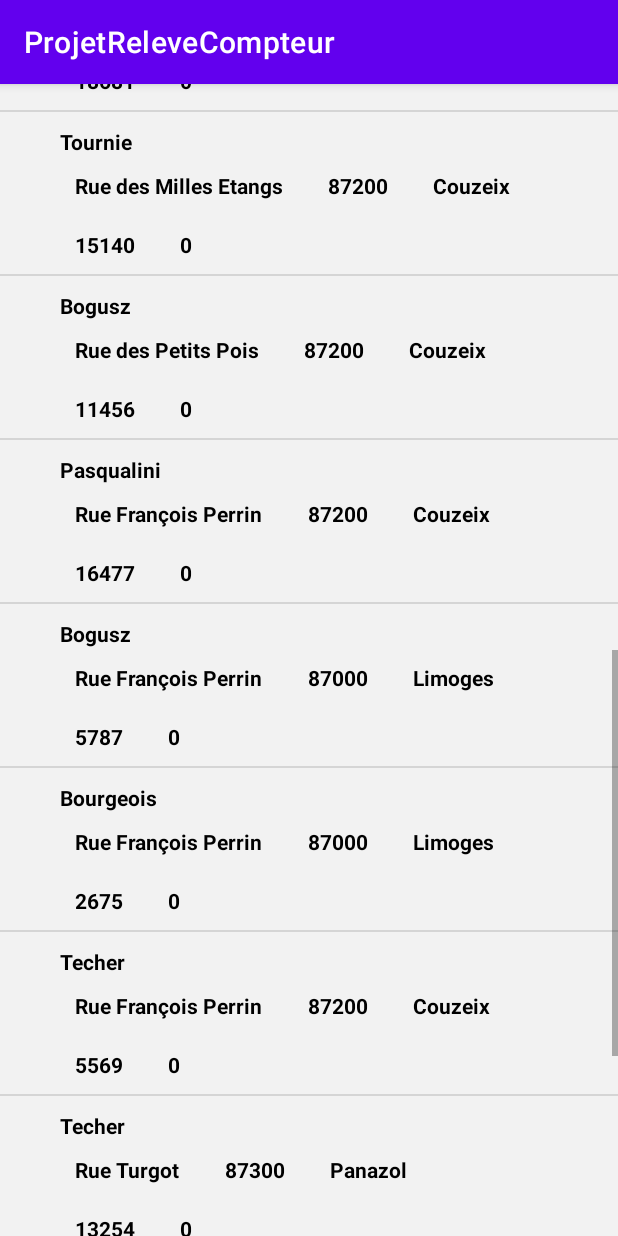
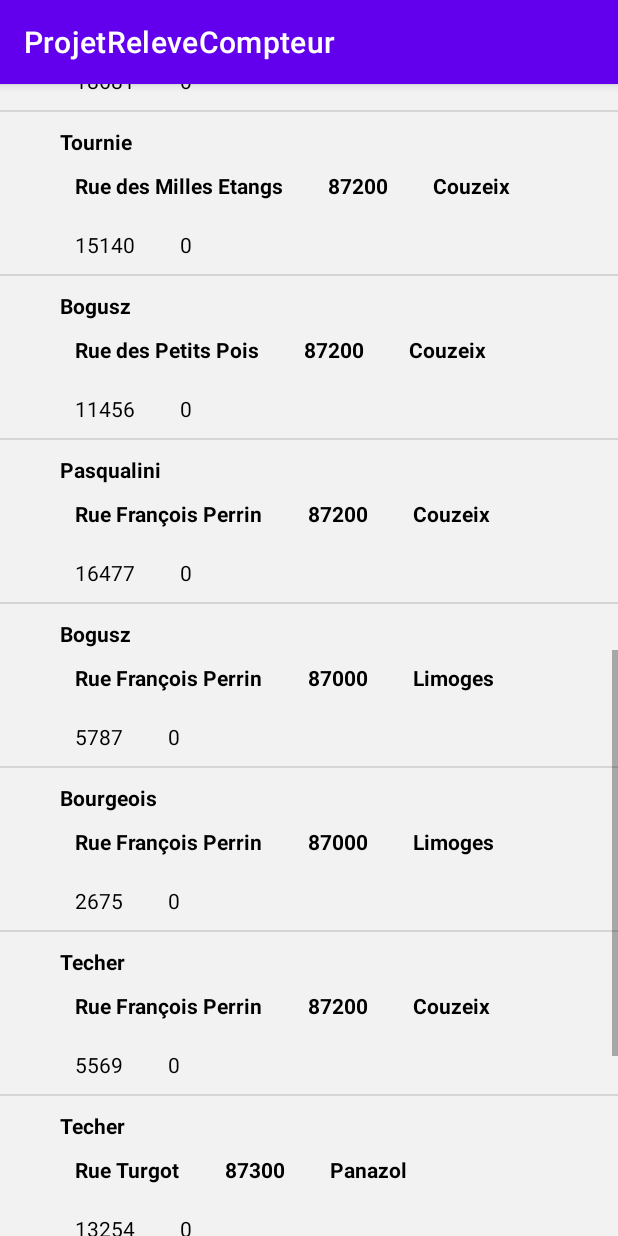
Before and after one commit to kadumont/releveCompteur, an Android app: the ControleurListeCompteur screen opened directly, with no data from a screen before it, scrolled down 1074 dp, on a phone screen of 412 x 824 dp. Run offline under Robolectric (Android 15) with nearby library versions, the phone set to English and light mode, and no system bars.

Commit message:
fin de la partie 2

```diff
--- a/app/src/main/java/com/example/projetrelevecompteur/CompteurArrayAdapter.java
+++ b/app/src/main/java/com/example/projetrelevecompteur/CompteurArrayAdapter.java
@@ -1,6 +1,7 @@
 package com.example.projetrelevecompteur;
 
 import android.content.Context;
+import android.graphics.Typeface;
 import android.view.LayoutInflater;
 import android.view.View;
 import android.view.ViewGroup;
@@ -26,6 +27,7 @@ public class CompteurArrayAdapter extends ArrayAdapter<Compteur> {
                     false);
         }
 
+
             TextView txtNom = (TextView) convertView.findViewById(R.id.txtNom);
             TextView txtRue = (TextView) convertView.findViewById(R.id.txtRue);
             TextView txtCodePostal = (TextView) convertView.findViewById(R.id.txtCodePostal);
@@ -33,13 +35,26 @@ public class CompteurArrayAdapter extends ArrayAdapter<Compteur> {
             TextView txtIndexAncien = (TextView) convertView.findViewById(R.id.txtIndexAncien);
             TextView txtIndexNouveau = (TextView) convertView.findViewById(R.id.txtIndexNouveau);
             TextView txtNomReleveur = (TextView) convertView.findViewById(R.id.txtNomReleveur);
+
             txtNom.setText(compteur.nom);
         txtRue.setText(compteur.rue);
         txtCodePostal.setText(compteur.codePostal);
         txtVille.setText(compteur.ville);
-        txtIndexAncien.setText(compteur.indexAncien+"");
-        txtIndexNouveau.setText(compteur.indexNouveau+"");
+        txtIndexAncien.setText(compteur.indexAncien + "");
+        txtIndexNouveau.setText(compteur.indexNouveau + "");
         txtNomReleveur.setText(compteur.nomReleveur);
+
+        if(compteur.indexNouveau==0) {
+
+            txtNom.setTypeface(null, Typeface.BOLD);
+
+            txtRue.setTypeface(null, Typeface.BOLD);
+
+            txtCodePostal.setTypeface(null, Typeface.BOLD);
+
+            txtVille.setTypeface(null, Typeface.BOLD);
+
+        }
 
         return convertView;
     }
--- a/app/src/main/java/com/example/projetrelevecompteur/CompteurSQLLite.java
+++ b/app/src/main/java/com/example/projetrelevecompteur/CompteurSQLLite.java
@@ -11,7 +11,7 @@ public class CompteurSQLLite extends SQLiteOpenHelper{
     //--- Base de données
 
     private static String DATABASE_NAME = "compteur.db";
-    private static int DATABASE_VERSION = 1;
+    private static int DATABASE_VERSION = 6;
 
     //--- Table compteur
 
@@ -70,7 +70,7 @@ public class CompteurSQLLite extends SQLiteOpenHelper{
             values.put(COLUMN_VILLE, co.ville);
             values.put(COLUMN_CODE_POSTAL, co.codePostal);
             values.put(COLUMN_INDEX_ANCIEN, co.indexAncien);
-            values.put(COLUMN_INDEX_NOUVEAU, 0);
+            values.put(COLUMN_INDEX_NOUVEAU, co.indexNouveau);
 
             long insertId = db.insert(TABLE_COMPTEUR, null,values);
         }
--- a/app/src/main/java/com/example/projetrelevecompteur/ControleurFicheCompteur.java
+++ b/app/src/main/java/com/example/projetrelevecompteur/ControleurFicheCompteur.java
@@ -11,7 +11,7 @@ public class ControleurFicheCompteur extends AppCompatActivity {
         super.onCreate(savedInstanceState);
         setContentView(R.layout.activity_controleur_fiche_compteur);
 
-        CompteurSQLLite cbd = new CompteurSQLLite;
+        CompteurSQLLite cbd = new CompteurSQLLite(this);
         Compteur c = cbd.getListeCompteur().get(0);
 
 
--- a/app/src/main/java/com/example/projetrelevecompteur/ControleurListeCompteur.java
+++ b/app/src/main/java/com/example/projetrelevecompteur/ControleurListeCompteur.java
@@ -2,12 +2,16 @@ package com.example.projetrelevecompteur;
 
 import androidx.appcompat.app.AppCompatActivity;
 
+import android.content.Intent;
 import android.os.Bundle;
+import android.view.View;
+import android.widget.AdapterView;
 import android.widget.ListView;
+import android.widget.Toast;
 
 import java.util.ArrayList;
 
-public class ControleurListeCompteur extends AppCompatActivity {
+public class ControleurListeCompteur extends AppCompatActivity implements AdapterView.OnItemClickListener {
     private ListView lv;
 
     @Override
@@ -25,5 +29,15 @@ public class ControleurListeCompteur extends AppCompatActivity {
         lv = (ListView) findViewById(R.id.list);
         lv.setAdapter(arrayAdapterCompteur );
 
+        /** écouteur */
+        lv.setOnItemClickListener(this);
+
+    }
+
+    @Override
+    public void onItemClick(AdapterView<?> ad, View v, int pos, long id) {
+        // When clicked, show a toast with the TextView text
+        Intent intent = new Intent(this,ControleurFicheCompteur.class);
+        startActivity(intent);
     }
 }
--- a/app/src/main/res/layout/list_item_compteur.xml
+++ b/app/src/main/res/layout/list_item_compteur.xml
@@ -14,7 +14,7 @@
             android:paddingLeft="30dp"
             android:text=""
             android:textColor="#000000"
-            android:textStyle="bold" />
+            android:textStyle="" />
         <LinearLayout xmlns:app="http://schemas.android.com/apk/res-auto"
             android:layout_height="wrap_content"
             android:layout_width="fill_parent"
@@ -29,7 +29,7 @@
             android:layout_width="wrap_content"
             android:textColor="#000000"
             android:paddingLeft="30dp"
-            android:textStyle="bold"
+            android:textStyle=""
             android:text="" />
 
         <TextView
@@ -38,7 +38,7 @@
             android:layout_width="wrap_content"
             android:textColor="#000000"
             android:paddingLeft="30dp"
-            android:textStyle="bold"
+            android:textStyle=""
             android:text="" />
 
         <TextView
@@ -47,7 +47,7 @@
             android:layout_width="wrap_content"
             android:textColor="#000000"
             android:paddingLeft="30dp"
-            android:textStyle="bold"
+            android:textStyle=""
             android:text="" />
         </LinearLayout>
 
@@ -65,7 +65,7 @@
             android:layout_width="wrap_content"
             android:textColor="#000000"
             android:paddingLeft="30dp"
-            android:textStyle="bold"
+            android:textStyle=""
             android:text="" />
 
         <TextView
@@ -74,7 +74,7 @@
             android:layout_width="wrap_content"
             android:textColor="#000000"
             android:paddingLeft="30dp"
-            android:textStyle="bold"
+            android:textStyle=""
             android:text="" />
 
         <TextView
@@ -83,7 +83,7 @@
             android:layout_width="wrap_content"
             android:textColor="#000000"
             android:paddingLeft="30dp"
-            android:textStyle="bold"
+            android:textStyle=""
             android:text="" />
         </LinearLayout>
 </LinearLayout>
```
Lines whose indentation alone changed are shown as unchanged.
